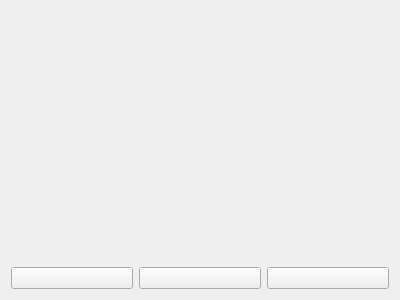
Before: the Qt Designer form ImageWizard/previewimage.ui in coltoncandy/Image-Generator-Wizard, drawn with Qt 5.
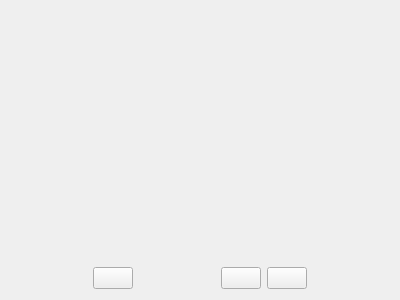
After: the same form once the commit is applied.

What changed in the file:
```diff
--- a/ImageWizard/previewimage.ui
+++ b/ImageWizard/previewimage.ui
@@ -80,6 +80,19 @@
    <item>
     <layout class="QHBoxLayout" name="horizontalLayout">
      <item>
+      <spacer name="horizontalSpacer_3">
+       <property name="orientation">
+        <enum>Qt::Horizontal</enum>
+       </property>
+       <property name="sizeHint" stdset="0">
+        <size>
+         <width>40</width>
+         <height>20</height>
+        </size>
+       </property>
+      </spacer>
+     </item>
+     <item alignment="Qt::AlignRight">
       <widget class="QPushButton" name="saveButton">
        <property name="text">
         <string/>
@@ -87,19 +100,45 @@
       </widget>
      </item>
      <item>
+      <spacer name="horizontalSpacer_4">
+       <property name="orientation">
+        <enum>Qt::Horizontal</enum>
+       </property>
+       <property name="sizeHint" stdset="0">
+        <size>
+         <width>10</width>
+         <height>20</height>
+        </size>
+       </property>
+      </spacer>
+     </item>
+     <item alignment="Qt::AlignLeft">
       <widget class="QPushButton" name="processButton">
        <property name="text">
         <string/>
        </property>
       </widget>
      </item>
-     <item>
+     <item alignment="Qt::AlignLeft">
       <widget class="QPushButton" name="nextImageButton">
        <property name="text">
         <string/>
        </property>
       </widget>
      </item>
+     <item>
+      <spacer name="horizontalSpacer_2">
+       <property name="orientation">
+        <enum>Qt::Horizontal</enum>
+       </property>
+       <property name="sizeHint" stdset="0">
+        <size>
+         <width>40</width>
+         <height>20</height>
+        </size>
+       </property>
+      </spacer>
+     </item>
     </layout>
    </item>
   </layout>
```
